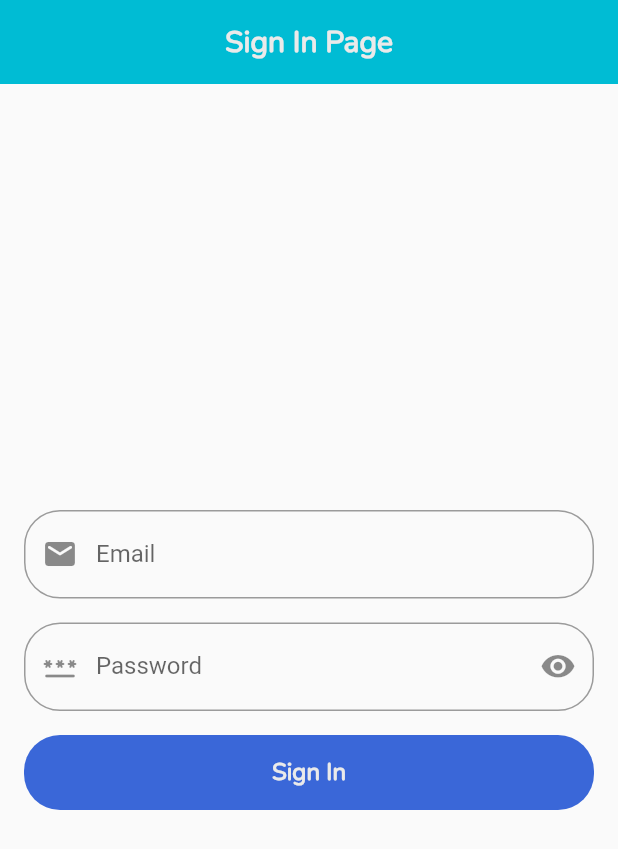
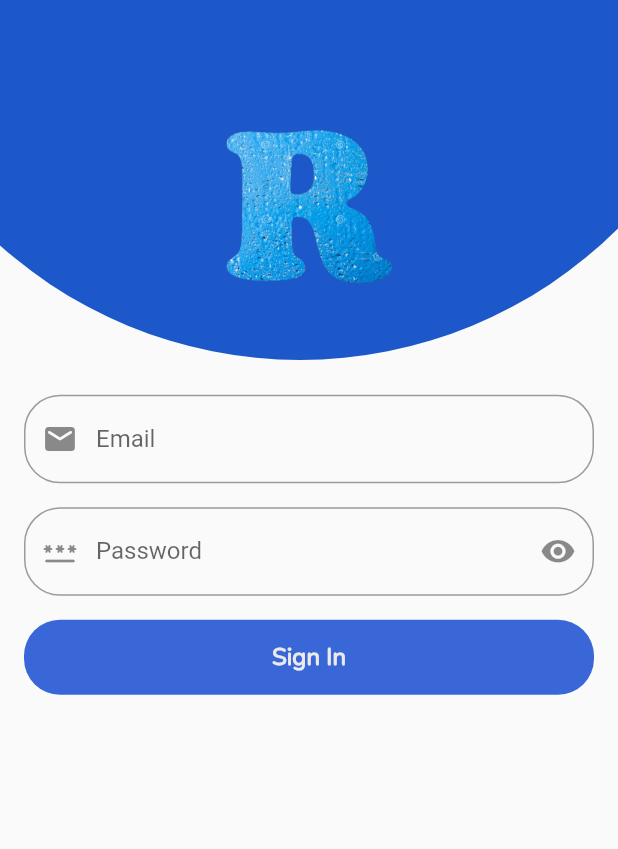
Before and after one commit to marufrobin/admin_panel, a Flutter app: the screen it shows after launch, on a phone screen of 412 x 824 dp. Shown: the top 849 px of the screen. Run offline on Flutter 3.47's test engine with Material 2 defaults, Android fonts, the phone set to English and light mode, and no system bars; our stand-ins replace bottom_navy_bar, fluttertoast, shared_preferences.

Commit message:
Sign In Page design done...

```diff
--- a/lib/screen/sing_in_page.dart
+++ b/lib/screen/sing_in_page.dart
@@ -62,24 +62,54 @@ class _SignInPageState extends State<SignInPage> {
   Widget build(BuildContext context) {
     return Scaffold(
       // backgroundColor: Color(0xff3a67d8),
-      appBar: AppBar(
-        backgroundColor: Colors.cyan,
-        centerTitle: true,
-        elevation: 0,
-        title: const Text(
-          "Sign In Page",
-          style: TextStyle(
-              color: Color(0xffEAEAEA),
-              fontSize: 20,
-              fontFamily: "Nunito",
-              fontWeight: FontWeight.bold),
+      // appBar: AppBar(
+      //   backgroundColor: Colors.cyan,
+      //   centerTitle: true,
+      //   elevation: 0,
+      //   title: const Text(
+      //     "Sign In Page",
+      //     style: TextStyle(
+      //         color: Color(0xffEAEAEA),
+      //         fontSize: 20,
+      //         fontFamily: "Nunito",
+      //         fontWeight: FontWeight.bold),
+      //   ),
+      // ),
+      body: Stack(
+        children: [
+          Positioned(
+            top: -360,
+            left: -100,
+            child: CircleAvatar(
+              backgroundColor: Color(0xff1C58C9),
+              radius: 300,
             ),
           ),
-      body: Container(
+          Positioned(
+            top: MediaQuery.of(context).size.width * 0.2,
+            left: MediaQuery.of(context).size.width * 0.34,
+            child: Image.asset(
+              "images/r.png",
+              scale: 4,
+            ),
+          ),
+          SafeArea(
+            child: Container(
               margin: const EdgeInsets.all(16),
               child: Form(
                 key: _formKey,
-          child: Column(mainAxisAlignment: MainAxisAlignment.center, children: [
+                child: SingleChildScrollView(
+                  child: Column(mainAxisAlignment: MainAxisAlignment.center,
+                      // crossAxisAlignment: CrossAxisAlignment.center,
+                      children: [
+                        SizedBox(
+                          height: MediaQuery.of(context).size.height * 0.30,
+                        ),
+                        // Spacer(),
+                        // Expanded(
+                        //     child: SizedBox(
+                        //   height: MediaQuery.of(context).size.height * 0.4,
+                        // )),
                         TextFormField(
                           controller: emailController,
                           validator: (email) {
@@ -92,8 +122,8 @@ class _SignInPageState extends State<SignInPage> {
                             hintText: "Email",
                             labelText: "Email",
                             prefixIcon: Icon(Icons.email_rounded),
-                border:
-                    OutlineInputBorder(borderRadius: BorderRadius.circular(24)),
+                            border: OutlineInputBorder(
+                                borderRadius: BorderRadius.circular(24)),
                           ),
                         ),
                         const SizedBox(
@@ -134,11 +164,13 @@ class _SignInPageState extends State<SignInPage> {
                             height: 50,
                             child: ElevatedButton(
                                 style: ButtonStyle(
-                        shape: MaterialStateProperty.all(RoundedRectangleBorder(
-                            borderRadius: BorderRadius.circular(24))),
+                                    shape: MaterialStateProperty.all(
+                                        RoundedRectangleBorder(
+                                            borderRadius:
+                                                BorderRadius.circular(24))),
                                     elevation: MaterialStateProperty.all(0),
-                        backgroundColor:
-                            MaterialStateProperty.all(const Color(0xff3a67d8))),
+                                    backgroundColor: MaterialStateProperty.all(
+                                        const Color(0xff3a67d8))),
                                 onPressed: () {
                                   // if (_formKey.currentState.validate()) {
                                   //   _formKey.currentState.save();
@@ -156,9 +188,14 @@ class _SignInPageState extends State<SignInPage> {
                                       fontSize: 16,
                                       fontFamily: "Nunito",
                                       fontWeight: FontWeight.bold),
-                    )))
+                                ))),
+                        // Expanded(child: SizedBox()),
                       ]),
                 ),
+              ),
+            ),
+          ),
+        ],
       ),
     );
   }
```
Lines whose indentation alone changed are shown as unchanged.
